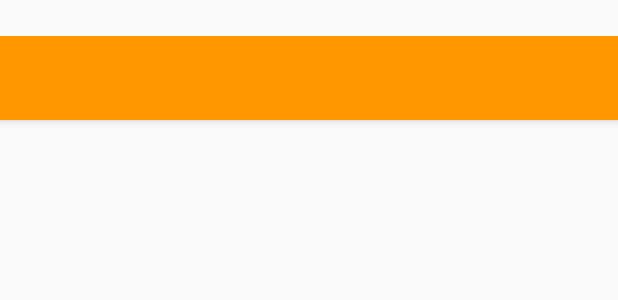
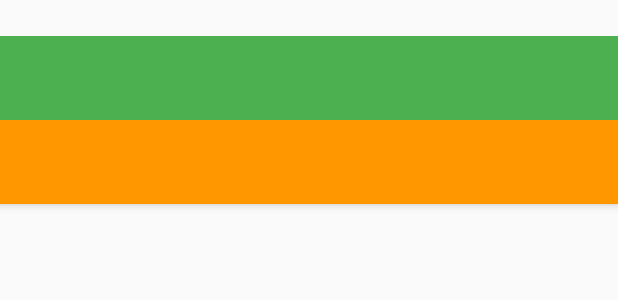
Before and after one commit to TangGSen/SenV2, an Android app: the layout fragment_main_act_classification.xml on its own in the app's theme, with its tools: preview values and no code run, on a phone screen of 412 x 824 dp. Shown: the top 300 px of the screen. Run offline under Robolectric (Android 15) with nearby library versions, the phone set to English and light mode, and no system bars.

Commit message:
toolbar addView

```diff
--- a/liuboss/src/main/res/layout/fragment_main_act_classification.xml
+++ b/liuboss/src/main/res/layout/fragment_main_act_classification.xml
@@ -14,23 +14,15 @@
         android:fitsSystemWindows="true"
         android:theme="@style/ThemeOverlay.AppCompat.Dark.ActionBar">
 
-        <android.support.design.widget.CollapsingToolbarLayout
-            android:id="@+id/collapsingToolbarLayout"
-            android:layout_width="match_parent"
-            android:layout_height="wrap_content"
-            android:fitsSystemWindows="true"
-            app:contentScrim="@color/colorPrimary"
-            app:layout_scrollFlags="scroll|exitUntilCollapsed">
-            <android.support.v7.widget.Toolbar
-                android:id="@+id/class_toolbar"
+            <LinearLayout
+                android:orientation="horizontal"
+                android:id="@+id/class_head_layout"
                 android:layout_width="match_parent"
                 android:layout_height="?attr/actionBarSize"
                 android:minHeight="?attr/actionBarSize"
                 android:fitsSystemWindows="true"
-                app:layout_collapseMode="parallax"
+                android:background="@color/colorPrimary"
                 android:layout_gravity="top"
-                app:layout_collapseParallaxMultiplier="0.7"
-                android:background="@color/primary_text"
                 app:titleMarginTop="15dp" />
 
             <android.support.design.widget.TabLayout
@@ -43,7 +35,6 @@
                 />
 
 
-        </android.support.design.widget.CollapsingToolbarLayout>
 
     </android.support.design.widget.AppBarLayout>
     <android.support.v4.view.ViewPager
```
Also changed, not shown: liuboss/src/main/java/com/sen/fragment/main/ClassificationFragment.java (+16 -2 lines), liuboss/src/main/java/com/sen/fragment/main/PersonalCenterFragment.java (+2 -5 lines), liuboss/src/main/java/com/sen/fragment/main/ShoppingCartFragment.java (+2 -5 lines), liuboss/src/main/res/drawable/class_toolbar_serach_bg.xml (added, +18 -0 lines), liuboss/src/main/res/layout/class_toolbar_layout.xml (added, +16 -0 lines).
